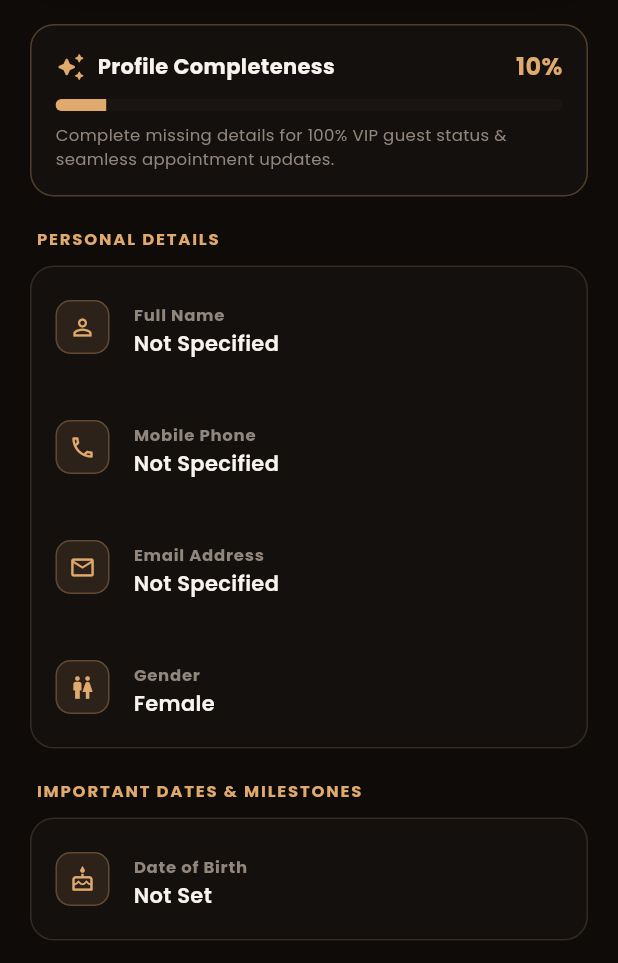
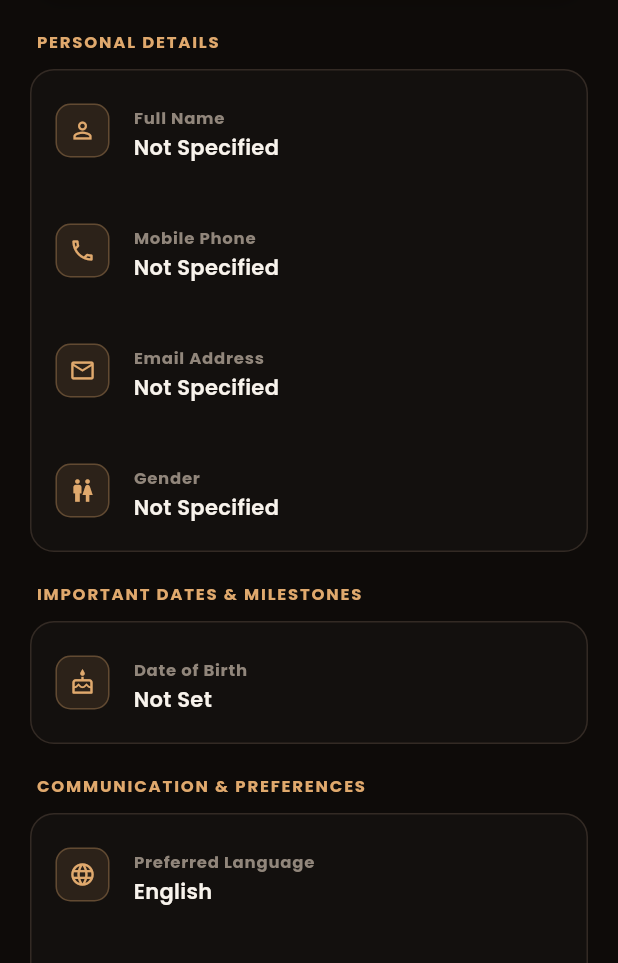
Before and after one commit to beerayona2101-bot/SPY_Salon, a Flutter app: the ProfileScreen screen opened directly, on a phone screen of 412 x 824 dp, the part 273-1236 px from its top. Run offline on Flutter 3.47's test engine with Material 3 defaults, Android fonts, the phone set to English and light mode, and no system bars; our stand-ins replace firebase_core, firebase_messaging, flutter_local_notifications, google_fonts, open_filex, pdf and 3 more; accounts and stored records are empty; network calls fail.

Commit message:
Fix mobile app booking auto-launch, gender dropdown selection, profile persistence, and remove profile completeness card

```diff
--- a/mobile_app/lib/screens/profile_screen.dart
+++ b/mobile_app/lib/screens/profile_screen.dart
@@ -21,7 +21,7 @@ class _ProfileScreenState extends State<ProfileScreen> {
   final _emailCtrl = TextEditingController();
   final _dobCtrl = TextEditingController();
 
-  String _gender = 'Female';
+  String _gender = '';
   String _language = 'English';
   String _communication = 'WhatsApp';
 
@@ -67,17 +67,19 @@ class _ProfileScreenState extends State<ProfileScreen> {
     _emailCtrl.text = user['email'] ?? '';
     _dobCtrl.text = user['dob'] ?? '';
 
-    final g = (user['gender'] ?? '').toString();
+    final g = (user['gender'] ?? '').toString().trim();
     if (['Female', 'Male', 'Non-Binary', 'Prefer Not to Say'].contains(g)) {
       _gender = g;
+    } else {
+      _gender = '';
     }
 
-    final lang = (user['preferredLanguage'] ?? '').toString();
+    final lang = (user['preferredLanguage'] ?? '').toString().trim();
     if (['English', 'Telugu', 'Hindi'].contains(lang)) {
       _language = lang;
     }
 
-    final comm = (user['preferredCommunication'] ?? '').toString();
+    final comm = (user['preferredCommunication'] ?? '').toString().trim();
     if (['WhatsApp', 'SMS', 'Email'].contains(comm)) {
       _communication = comm;
     }
@@ -89,17 +91,6 @@ class _ProfileScreenState extends State<ProfileScreen> {
       _whatsappAlerts = notif['whatsappAlerts'] ?? true;
       _promoOffers = notif['promoOffers'] ?? true;
     }
-  }
-
-  int _calculateCompleteness() {
-    int score = 0;
-    if (_nameCtrl.text.trim().isNotEmpty) score += 20;
-    if (_emailCtrl.text.trim().isNotEmpty) score += 20;
-    if (_phoneCtrl.text.trim().isNotEmpty) score += 20;
-    if ((_user?['avatar'] ?? '').toString().isNotEmpty) score += 20;
-    if (_dobCtrl.text.trim().isNotEmpty) score += 10;
-    if (_gender.isNotEmpty) score += 10;
-    return score > 100 ? 100 : score;
   }
 
   Future<void> _handleSaveProfile(AppColors colors) async {
@@ -139,10 +130,18 @@ class _ProfileScreenState extends State<ProfileScreen> {
           ),
         );
         if (isSuccess) {
-          await _loadProfileData(quiet: true);
-          setState(() {
-            _isEditMode = false;
-          });
+          final updatedUser = (res['user'] is Map<String, dynamic>)
+              ? res['user'] as Map<String, dynamic>
+              : await ApiService.fetchCurrentUserProfile();
+          if (mounted) {
+            setState(() {
+              if (updatedUser != null) {
+                _user = updatedUser;
+                _populateFields(updatedUser);
+              }
+              _isEditMode = false;
+            });
+          }
         }
       }
     } catch (e) {
@@ -158,7 +157,6 @@ class _ProfileScreenState extends State<ProfileScreen> {
   @override
   Widget build(BuildContext context) {
     final colors = AppColors.of(context);
-    final completeness = _calculateCompleteness();
 
     return Scaffold(
       backgroundColor: colors.mainBackground,
@@ -226,10 +224,6 @@ class _ProfileScreenState extends State<ProfileScreen> {
                   children: [
                     // --- HEADER PROFILE CARD ---
                     _buildHeaderCard(colors),
-                    const SizedBox(height: 16),
-
-                    // --- COMPLETENESS CARD ---
-                    _buildCompletenessCard(colors, completeness),
                     const SizedBox(height: 20),
 
                     // --- PROFILE CONTENT (VIEW MODE OR EDIT MODE) ---
@@ -332,58 +326,6 @@ class _ProfileScreenState extends State<ProfileScreen> {
     );
   }
 
-  Widget _buildCompletenessCard(AppColors colors, int score) {
-    return Container(
-      padding: const EdgeInsets.all(16),
-      decoration: BoxDecoration(
-        color: colors.cardSurface,
-        borderRadius: BorderRadius.circular(16),
-        border: Border.all(color: colors.primary.withValues(alpha: 0.3)),
-      ),
-      child: Column(
-        crossAxisAlignment: CrossAxisAlignment.start,
-        children: [
-          Row(
-            mainAxisAlignment: MainAxisAlignment.spaceBetween,
-            children: [
-              Row(
-                children: [
-                  Icon(Icons.auto_awesome_rounded, color: colors.primary, size: 20),
-                  const SizedBox(width: 8),
-                  Text(
-                    'Profile Completeness',
-                    style: TextStyle(color: colors.textPrimary, fontWeight: FontWeight.bold, fontSize: 14),
-                  ),
-                ],
-              ),
-              Text(
-                '$score%',
-                style: TextStyle(color: colors.primary, fontWeight: FontWeight.bold, fontSize: 16),
-              ),
-            ],
-          ),
-          const SizedBox(height: 10),
-          ClipRRect(
-            borderRadius: BorderRadius.circular(8),
-            child: LinearProgressIndicator(
-              value: score / 100.0,
-              minHeight: 8,
-              backgroundColor: colors.inputBackground,
-              color: colors.primary,
-            ),
-          ),
-          if (score < 100) ...[
-            const SizedBox(height: 8),
-            Text(
-              'Complete missing details for 100% VIP guest status & seamless appointment updates.',
-              style: TextStyle(color: colors.textMuted, fontSize: 11),
-            ),
-          ],
-        ],
-      ),
-    );
-  }
-
   // READ-ONLY VIEW MODE
   Widget _buildViewDetails(AppColors colors) {
     return Column(
@@ -395,7 +337,14 @@ class _ProfileScreenState extends State<ProfileScreen> {
           _buildInfoTile(colors, Icons.person_outline, 'Full Name', _nameCtrl.text.isNotEmpty ? _nameCtrl.text : 'Not Specified'),
           _buildInfoTile(colors, Icons.phone_outlined, 'Mobile Phone', _phoneCtrl.text.isNotEmpty ? _phoneCtrl.text : 'Not Specified'),
           _buildInfoTile(colors, Icons.email_outlined, 'Email Address', _emailCtrl.text.isNotEmpty ? _emailCtrl.text : 'Not Specified'),
-          _buildInfoTile(colors, Icons.wc_outlined, 'Gender', _gender),
+          _buildInfoTile(
+            colors,
+            Icons.wc_outlined,
+            'Gender',
+            (['Female', 'Male', 'Non-Binary', 'Prefer Not to Say'].contains(_gender))
+                ? _gender
+                : 'Not Specified',
+          ),
         ]),
         const SizedBox(height: 20),
 
@@ -505,9 +454,13 @@ class _ProfileScreenState extends State<ProfileScreen> {
 
         // Gender Dropdown
         DropdownButtonFormField<String>(
-          initialValue: _gender,
+          initialValue: ['Female', 'Male', 'Non-Binary', 'Prefer Not to Say'].contains(_gender) ? _gender : null,
           dropdownColor: colors.cardSurface,
           style: TextStyle(color: colors.textPrimary, fontSize: 14),
+          hint: Text(
+            'Select Gender',
+            style: TextStyle(color: colors.textMuted, fontSize: 14),
+          ),
           items: const [
             DropdownMenuItem(value: 'Female', child: Text('Female')),
             DropdownMenuItem(value: 'Male', child: Text('Male')),
```
Also changed, not shown: mobile_app/lib/screens/customer_dashboard_screen.dart (+2 -5 lines), mobile_app/lib/services/api_service.dart (+10 -3 lines).
